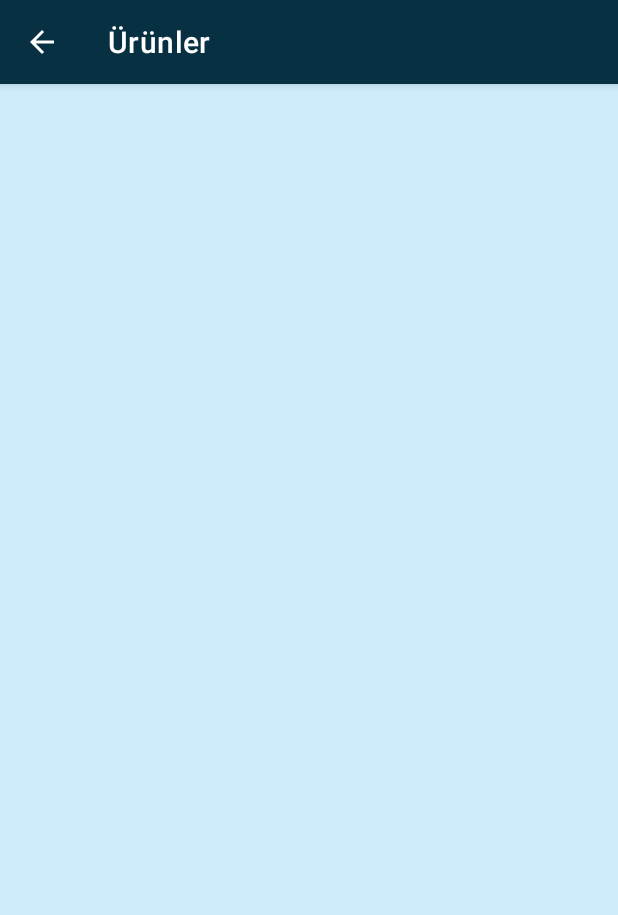
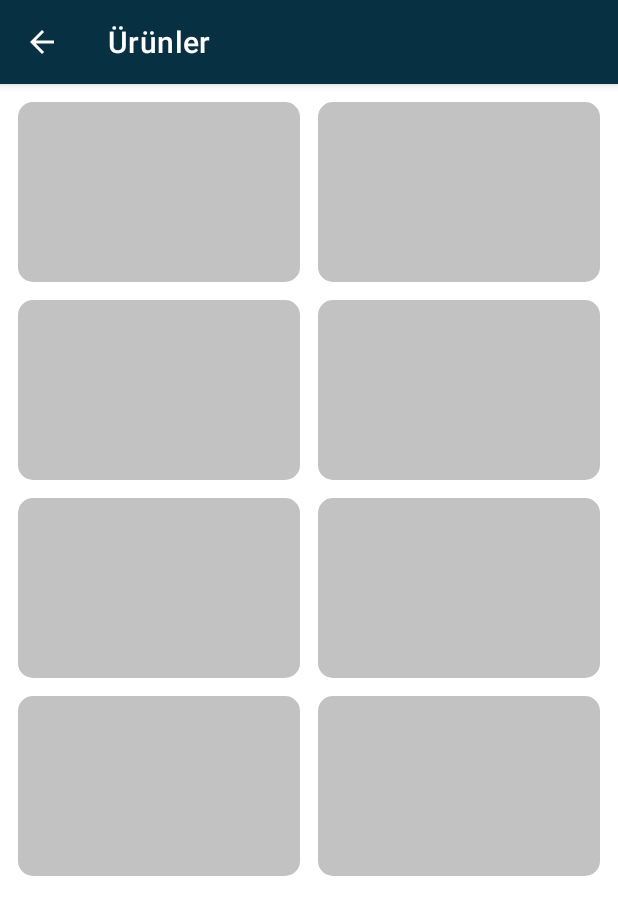
Before and after one commit to muratozturk5/Kotlin-Order-Food-App, an Android app: the fragment ProductsFragment placed in its activity, on a phone screen of 412 x 824 dp. Shown: the top 915 px of the screen. Run offline under Robolectric (Android 15) with nearby library versions, the phone set to English and light mode, and no system bars; our stand-ins replace Shimmer; libraries missing offline, so code that uses them is left out: com.zhuinden.fragmentviewbindingdelegatekt; 11 statements that could not run were skipped.

Commit message:
shimmer effect added

```diff
--- a/app/build.gradle
+++ b/app/build.gradle
@@ -65,7 +65,7 @@ dependencies {
     // One Line ViewBinding
     implementation 'com.github.Zhuinden:fragmentviewbindingdelegate-kt:1.0.0'
 
-    implementation 'com.facebook.shimmer:shimmer:0.1.0'
+    implementation 'com.facebook.shimmer:shimmer:0.5.0'
 
 
 }
--- /dev/null
+++ b/app/src/main/res/drawable/radius_corner.xml
@@ -0,0 +1,6 @@
+<?xml version="1.0" encoding="UTF-8"?>
+<shape xmlns:android="http://schemas.android.com/apk/res/android">
+    <solid android:color="#C2C2C2" />
+
+    <corners android:radius="10dp" />
+</shape>
--- a/app/src/main/res/layout/fragment_products.xml
+++ b/app/src/main/res/layout/fragment_products.xml
@@ -1,15 +1,49 @@
 <?xml version="1.0" encoding="utf-8"?>
-<FrameLayout xmlns:android="http://schemas.android.com/apk/res/android"
+<androidx.constraintlayout.widget.ConstraintLayout xmlns:android="http://schemas.android.com/apk/res/android"
+    xmlns:app="http://schemas.android.com/apk/res-auto"
     xmlns:tools="http://schemas.android.com/tools"
     android:layout_width="match_parent"
     android:layout_height="match_parent"
-    android:background="@color/ice"
     tools:context=".views.product.ProductsFragment">
+
+
+    <com.facebook.shimmer.ShimmerFrameLayout
+        android:id="@+id/shimmerLayout"
+        android:layout_width="0dp"
+        android:layout_height="0dp"
+        app:layout_constraintBottom_toBottomOf="parent"
+        app:layout_constraintLeft_toLeftOf="parent"
+        app:layout_constraintRight_toRightOf="parent"
+        app:layout_constraintTop_toTopOf="parent"
+        tools:visibility="gone">
+
+
+        <LinearLayout
+            android:layout_width="match_parent"
+            android:layout_height="wrap_content"
+            android:orientation="vertical"
+            android:padding="6dp">
+
+            <include layout="@layout/placeholder" />
+
+            <include layout="@layout/placeholder" />
+
+            <include layout="@layout/placeholder" />
+
+            <include layout="@layout/placeholder" />
+
+
+        </LinearLayout>
+
+
+    </com.facebook.shimmer.ShimmerFrameLayout>
 
     <androidx.recyclerview.widget.RecyclerView
         android:id="@+id/productsRecyclerView"
         android:layout_width="match_parent"
         android:layout_height="match_parent"
-        android:padding="6dp" />
+        android:padding="6dp"
+        android:visibility="gone" />
 
-</FrameLayout>
+
+</androidx.constraintlayout.widget.ConstraintLayout>
--- a/app/src/main/res/layout/placeholder.xml
+++ b/app/src/main/res/layout/placeholder.xml
@@ -1,29 +1,24 @@
 <?xml version="1.0" encoding="utf-8"?>
-<androidx.constraintlayout.widget.ConstraintLayout xmlns:android="http://schemas.android.com/apk/res/android"
+<LinearLayout xmlns:android="http://schemas.android.com/apk/res/android"
     xmlns:app="http://schemas.android.com/apk/res-auto"
+    xmlns:tools="http://schemas.android.com/tools"
     android:layout_width="match_parent"
     android:layout_height="match_parent"
-    android:padding="10dp">
+    android:orientation="horizontal"
+    android:weightSum="2">
 
     <View
-        android:id="@+id/image_holder"
-        android:layout_width="60dp"
-        android:layout_height="60dp"
-        android:background="@color/placeholder_color"
-        app:layout_constraintLeft_toLeftOf="parent"
-        app:layout_constraintTop_toTopOf="parent" />
-
+        android:layout_width="0dp"
+        android:layout_height="120dp"
+        android:layout_margin="6dp"
+        android:layout_weight="1"
+        android:background="@drawable/radius_corner" />
 
     <View
-        android:id="@+id/name_holder"
         android:layout_width="0dp"
-        android:layout_height="8dp"
-        android:background="@color/placeholder_color"
-        app:layout_constraintLeft_toRightOf="@+id/image_holder"
-        app:layout_constraintRight_toRightOf="parent"
-        app:layout_constraintTop_toTopOf="parent"
-        android:layout_margin="10dp"/>
+        android:layout_height="120dp"
+        android:layout_margin="6dp"
+        android:layout_weight="1"
+        android:background="@drawable/radius_corner" />
 
-
-
-</androidx.constraintlayout.widget.ConstraintLayout>
+</LinearLayout>
--- a/app/src/main/res/navigation/nav_graph.xml
+++ b/app/src/main/res/navigation/nav_graph.xml
@@ -12,8 +12,7 @@
         tools:layout="@layout/fragment_categories" >
         <action
             android:id="@+id/action_categoriesFragment_to_productsFragment"
-            app:destination="@id/productsFragment"
-            app:enterAnim="@anim/slide_top" />
+            app:destination="@id/productsFragment" />
     </fragment>
     <fragment
         android:id="@+id/productsFragment"
```
Also changed, not shown: app/src/main/java/com/muratozturk/kotlinmvvmproject/views/category/CategoriesFragment.kt (+7 -1 lines), app/src/main/java/com/muratozturk/kotlinmvvmproject/views/product/ProductsFragment.kt (+6 -2 lines), app/src/main/res/layout/fragment_categories.xml (+11 -12 lines).
